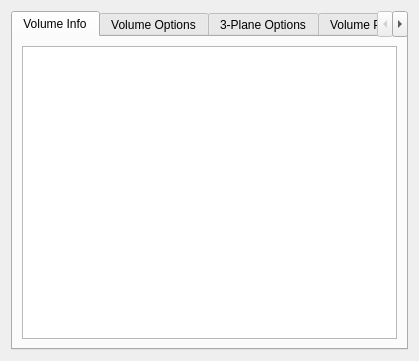
pengwg/vurtigo, file rtUI/volume3DOptions.ui: the form before one commit.
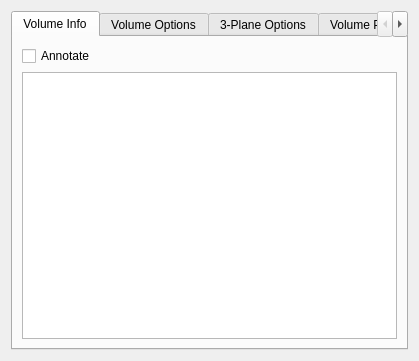
The form after the commit.

Commit message:
Added the annotation to the viewer. BugID:724 Analysis: Added an annotation checkbox for each volume. The box is checked by default and when the volume is shown the annotation will also be displayed in the top left corner of the screen.
Resolution:

Reviewed by:

What changed in the file:
```diff
--- a/rtUI/volume3DOptions.ui
+++ b/rtUI/volume3DOptions.ui
@@ -24,6 +24,13 @@
        <string>Volume Info</string>
       </attribute>
       <layout class="QVBoxLayout" name="verticalLayout_3">
+       <item>
+        <widget class="QCheckBox" name="annotateCheckBox">
+         <property name="text">
+          <string>Annotate</string>
+         </property>
+        </widget>
+       </item>
        <item>
         <widget class="QTextEdit" name="volumeInfoTextEdit">
          <property name="readOnly">
```
The commit also changes 4 other files.
